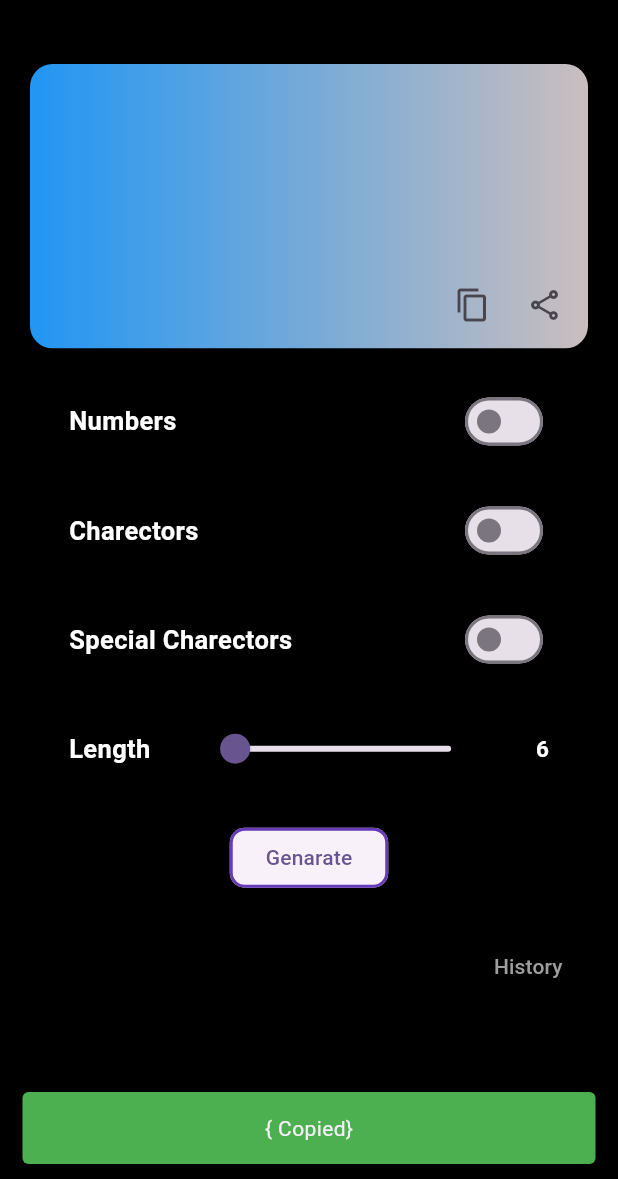
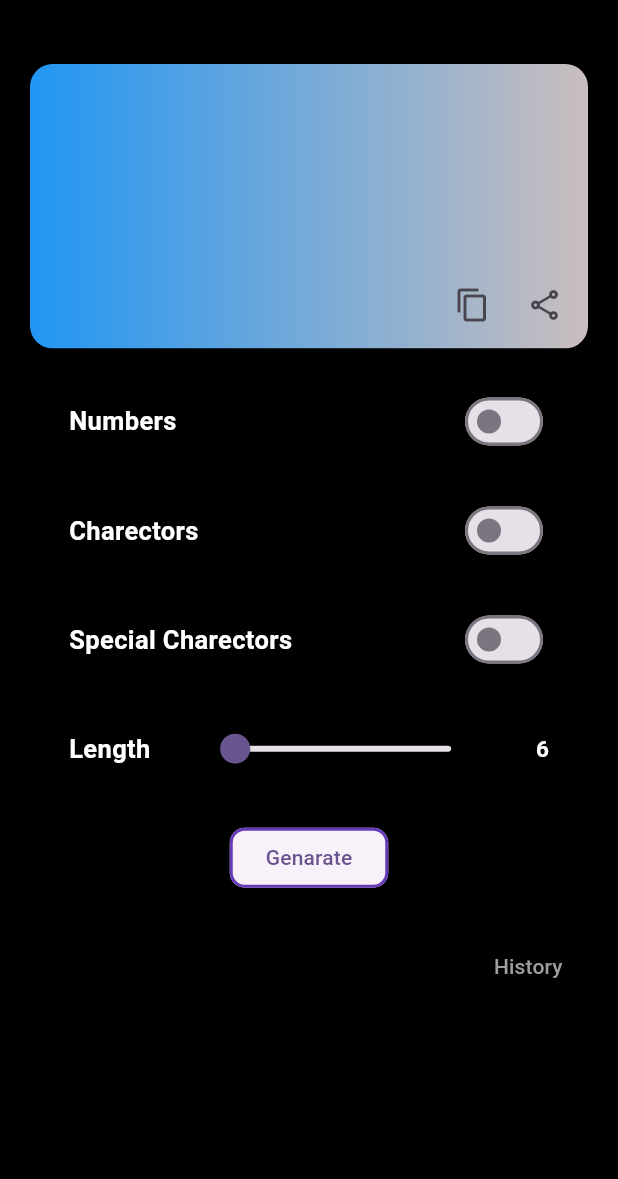
Before and after one commit to safvansafvan/password_genarator, a Flutter app: the screen it shows after launch, after a tap on the "content copy" icon, on a phone screen of 412 x 824 dp, the part 57-1236 px from its top. Run offline on Flutter 3.47's test engine with Material 2 defaults, Android fonts, the phone set to English and light mode, and no system bars; our stand-ins replace get, hive, hive_flutter, share; accounts and stored records are empty.

Commit message:
removed copy snackbar

```diff
--- a/lib/view/screens/genarator_screen/widgets/password_show_board.dart
+++ b/lib/view/screens/genarator_screen/widgets/password_show_board.dart
@@ -1,8 +1,6 @@
 import 'package:flutter/material.dart';
 import 'package:flutter/services.dart';
-import 'package:password_genarator/controller/core/constent.dart';
 import 'package:password_genarator/controller/getx/res.dart';
-import 'package:password_genarator/view/widgets/snack_bar.dart';
 import 'package:share/share.dart';
 
 class PasswordShowingBoard extends StatelessWidget {
@@ -46,8 +44,10 @@ class PasswordShowingBoard extends StatelessWidget {
               children: [
                 IconButton(
                     onPressed: () {
-                      copyToClipboard(
-                          controller.passwordController.text, context);
+                      if (controller.passwordController.text.isNotEmpty) {
+                        copyToClipboard(
+                            controller.passwordController.text, context);
+                      }
                     },
                     icon: const Icon(Icons.copy_outlined)),
                 IconButton(
@@ -64,10 +64,7 @@ class PasswordShowingBoard extends StatelessWidget {
   }
 
   void copyToClipboard(String text, context) {
-    String copy = 'Copied';
     Clipboard.setData(ClipboardData(text: text));
-    CommonSnackBar.snackBar(
-        title: "{$text $copy}", clr: CustomClr.kgreen, context: context);
   }
 
   void sharePassword(String text) {
```
